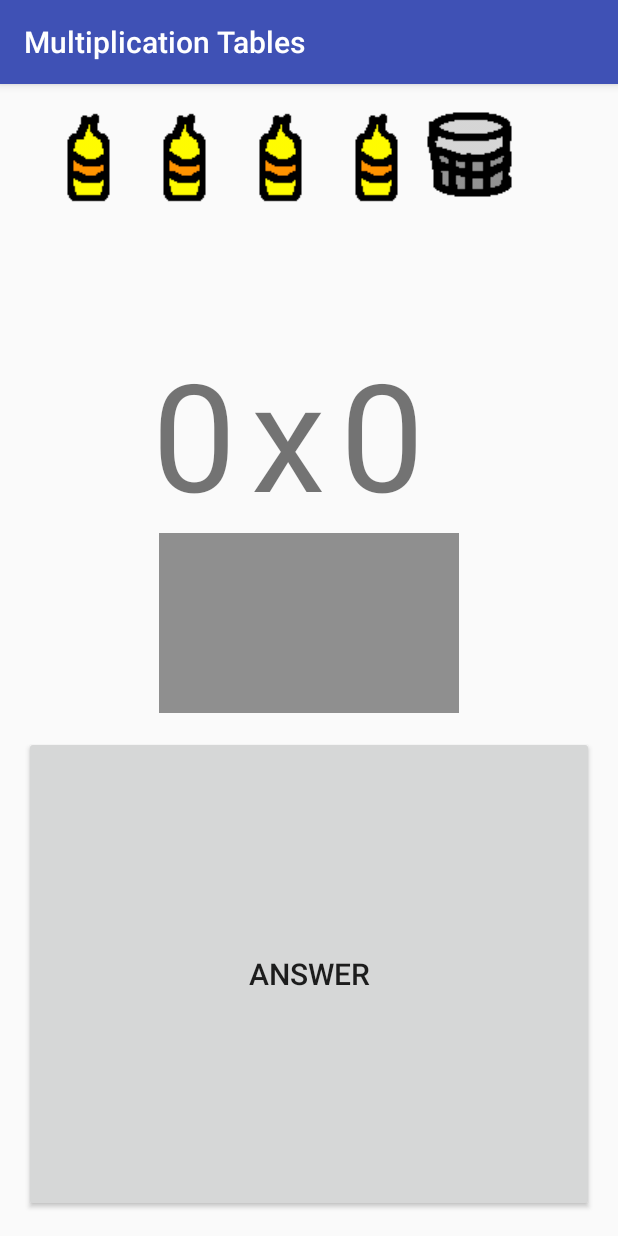
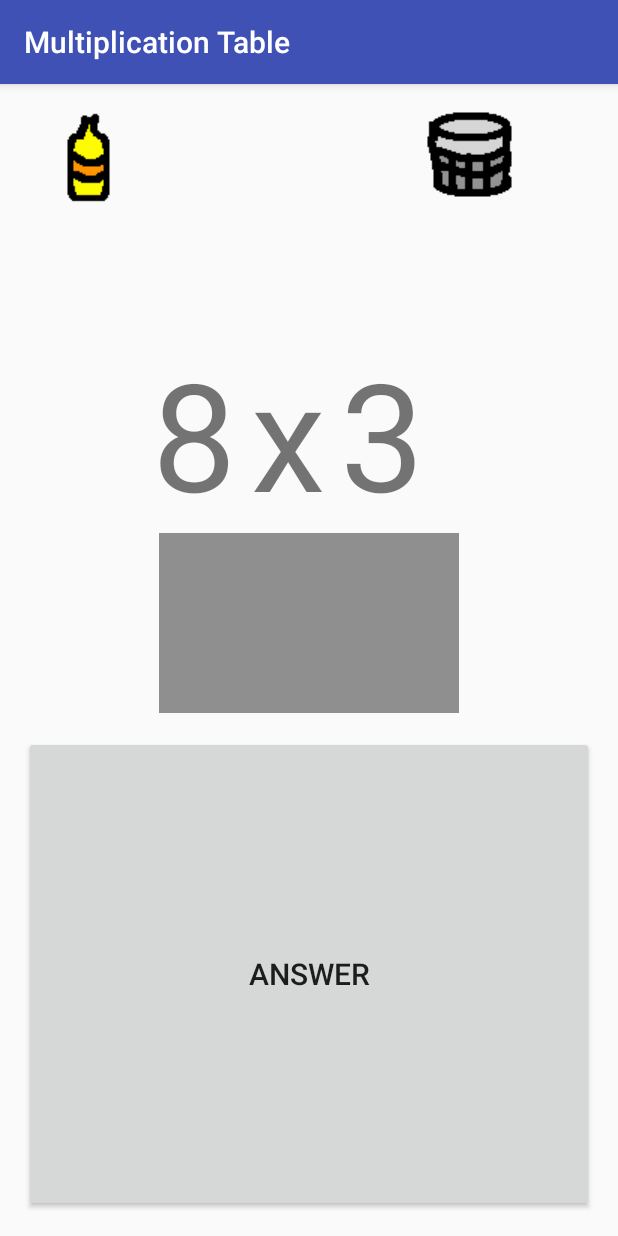
Before and after one commit to darthcabs/android-2tdss, an Android app: the screen it shows after launch (TabuadaActivity), on a phone screen of 412 x 824 dp. Run offline under Robolectric (Android 15) with nearby library versions, the phone set to English and light mode, and no system bars.

Commit message:
Finished multiplication table app

```diff
--- a/Tabuada/app/src/main/java/com/davidenterprises/tabuada/TabuadaActivity.java
+++ b/Tabuada/app/src/main/java/com/davidenterprises/tabuada/TabuadaActivity.java
@@ -2,12 +2,71 @@ package com.davidenterprises.tabuada;
 
 import android.support.v7.app.AppCompatActivity;
 import android.os.Bundle;
+import android.view.View;
+import android.widget.EditText;
+import android.widget.ImageView;
+import android.widget.TextView;
+import android.widget.Toast;
+
+import java.util.Random;
 
 public class TabuadaActivity extends AppCompatActivity {
+
+    private TextView txtNum1;
+    private TextView txtNum2;
+    private EditText resposta;
+    private ImageView[] imgGarrafa = new ImageView[4];
+    private int pontos = 0;
 
     @Override
     protected void onCreate(Bundle savedInstanceState) {
         super.onCreate(savedInstanceState);
         setContentView(R.layout.activity_tabuada);
+
+        txtNum1 = (TextView) findViewById(R.id.txtNum1);
+        txtNum2 = (TextView) findViewById(R.id.txtNum2);
+        resposta = (EditText) findViewById(R.id.edtResposta);
+        imgGarrafa[0] = (ImageView) findViewById(R.id.garrafa1);
+        imgGarrafa[1] = (ImageView) findViewById(R.id.garrafa2);
+        imgGarrafa[2] = (ImageView) findViewById(R.id.garrafa3);
+        imgGarrafa[3] = (ImageView) findViewById(R.id.garrafa4);
+
+        sortear();
+    }
+
+    private void sortear() {
+        Random r = new Random();
+        int num1 = r.nextInt(9) + 1;
+        int num2 = r.nextInt(9) + 1;
+
+        txtNum1.setText(String.valueOf(num1));
+        txtNum2.setText(String.valueOf(num2));
+        resposta.setText("");
+    }
+
+    private void marcarPonto(){
+        this.imgGarrafa[pontos].setImageResource(android.R.drawable.screen_background_light_transparent);
+        this.pontos++;
+        this.imgGarrafa[pontos].setImageResource(R.drawable.garrafa);
+    }
+
+    public void btnOk_click(View v){
+        String resp = resposta.getText().toString();
+
+        int num1 = Integer.parseInt(txtNum1.getText().toString());
+        int num2 = Integer.parseInt(txtNum2.getText().toString());
+
+        if (Integer.parseInt(resp) == num1 * num2){
+            marcarPonto();
+        }
+
+        if (pontos == (imgGarrafa.length -1)){
+            Toast.makeText(this, R.string.msgWon, Toast.LENGTH_SHORT).show();
+
+            this.imgGarrafa[pontos].setImageResource(android.R.drawable.screen_background_light_transparent);
+            this.pontos = 0;
+            this.imgGarrafa[pontos].setImageResource(R.drawable.garrafa);
+        }
+        sortear();
     }
 }
--- a/Tabuada/app/src/main/res/layout/activity_tabuada.xml
+++ b/Tabuada/app/src/main/res/layout/activity_tabuada.xml
@@ -20,21 +20,18 @@
     <ImageView
         android:layout_width="64dp"
         android:layout_height="64dp"
-        android:src="@drawable/garrafa"
         android:layout_toRightOf="@id/garrafa1"
         android:id="@+id/garrafa2"
         />
     <ImageView
         android:layout_width="64dp"
         android:layout_height="64dp"
-        android:src="@drawable/garrafa"
         android:layout_toRightOf="@id/garrafa2"
         android:id="@+id/garrafa3"
         />
     <ImageView
         android:layout_width="64dp"
         android:layout_height="64dp"
-        android:src="@drawable/garrafa"
         android:layout_toRightOf="@id/garrafa3"
         android:id="@+id/garrafa4"
         />
@@ -82,7 +79,13 @@
         android:background="#88333333"
         android:layout_below="@id/txtX"
         android:layout_centerInParent="true"
-        android:inputType="number"/>
+        android:inputType="number"
+        android:textColor="#ffffff"
+        android:textSize="96sp"
+        android:textStyle="bold"
+        android:textAlignment="center"
+        android:text="32"
+        />
     <Button
         android:layout_width="match_parent"
         android:layout_height="match_parent"
@@ -90,5 +93,7 @@
         android:layout_marginTop="15dp"
         android:text="@string/btnOK_text"
         android:textSize="20sp"
-        android:id="@+id/btnOK"/>
+        android:id="@+id/btnOK"
+        android:onClick="btnOk_click"
+        />
 </RelativeLayout>
--- a/Tabuada/app/src/main/res/values/strings.xml
+++ b/Tabuada/app/src/main/res/values/strings.xml
@@ -1,4 +1,5 @@
 <resources>
-    <string name="app_name">Multiplication Tables</string>
+    <string name="app_name">Multiplication Table</string>
     <string name="btnOK_text">Answer</string>
+    <string name="msgWon">Congratulations! You won!</string>
 </resources>
```
Also changed, not shown: 1 other file.
